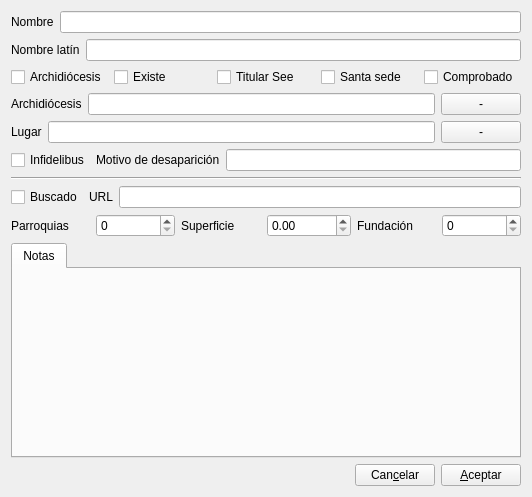
Above: gui/dlgnuevadiocesis.ui from rogorido/qtpredicadores before the change. Below: the same form after it.
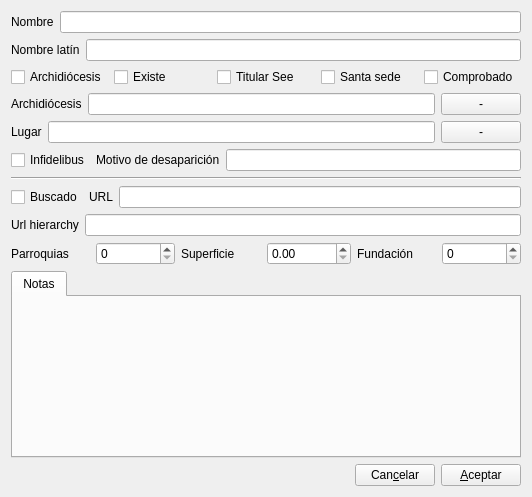
That is the form after the change. Custom widgets are drawn as their Qt base class.

Commit message: Añadido campo url_hierarchy a diócesis

What changed in the file:
```diff
--- a/gui/dlgnuevadiocesis.ui
+++ b/gui/dlgnuevadiocesis.ui
@@ -175,6 +175,20 @@
      </item>
     </layout>
    </item>
+   <item>
+    <layout class="QHBoxLayout" name="horizontalLayout_11">
+     <item>
+      <widget class="QLabel" name="label_10">
+       <property name="text">
+        <string>Url hierarchy</string>
+       </property>
+      </widget>
+     </item>
+     <item>
+      <widget class="QLineEdit" name="txtUrlHierarchy"/>
+     </item>
+    </layout>
+   </item>
    <item>
     <layout class="QHBoxLayout" name="horizontalLayout_8">
      <item>
```
Left out of the diff: 1 changed line with no effect on the pictures. The commit also changes 7 other files.
